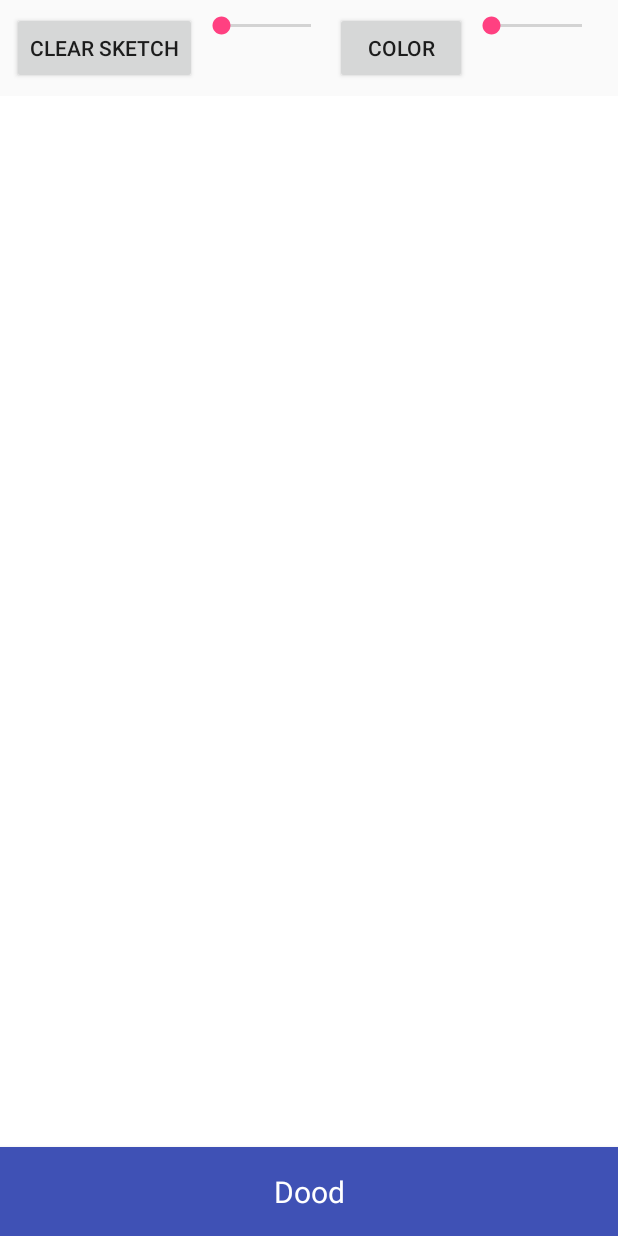
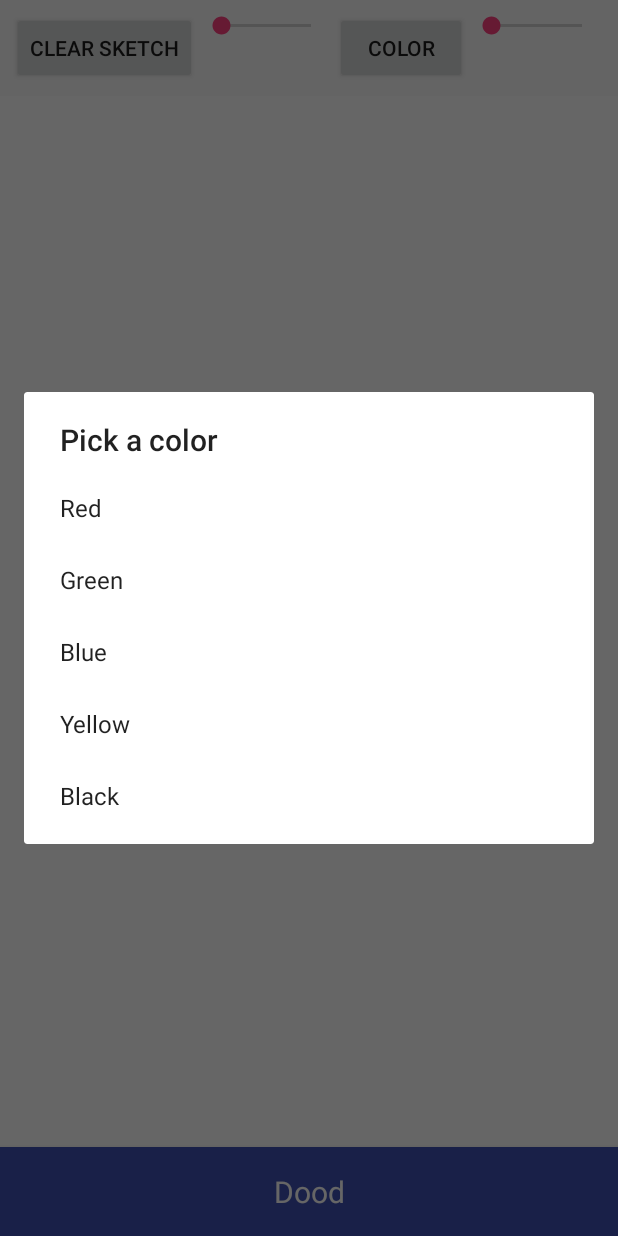
Before and after one commit to Larissa-Chelius/DoodleApp, an Android app built with Jetpack Compose: the screen it shows after launch (MainActivity), after a tap on "COLOR", on a phone screen of 412 x 824 dp. Run offline under Robolectric (Android 15) with nearby library versions, the phone set to English and light mode, and no system bars.

Commit message:
updated the color picker

```diff
--- a/app/build.gradle.kts
+++ b/app/build.gradle.kts
@@ -40,7 +40,8 @@ android {
 }
 
 dependencies {
-
+    implementation (libs.core.v330)
+    implementation (libs.color.v330)
     implementation(libs.androidx.core.ktx)
     implementation(libs.androidx.lifecycle.runtime.ktx)
     implementation(libs.androidx.activity.compose)
--- a/app/src/main/java/com/example/dood/DoodleView.java
+++ b/app/src/main/java/com/example/dood/DoodleView.java
@@ -2,12 +2,11 @@ package com.example.dood;
 
 import android.content.Context;
 import android.graphics.Canvas;
+import android.graphics.Color;
 import android.graphics.Paint;
 import android.util.AttributeSet;
 import android.view.MotionEvent;
 import android.view.View;
-
-import androidx.annotation.NonNull;
 
 import java.util.ArrayList;
 
@@ -16,6 +15,7 @@ public class DoodleView extends View {
     private Paint paint;
     private ArrayList<Float> pointsX;
     private ArrayList<Float> pointsY;
+    private int brushColor = Color.BLACK; // Default color
 
     public DoodleView(Context context, AttributeSet attrs) {
         super(context, attrs);
@@ -25,9 +25,12 @@ public class DoodleView extends View {
     private void init() {
         // Initialize Paint for drawing
         paint = new Paint();
-        paint.setColor(0xFF000000); // Default color: black
+        paint.setColor(brushColor); // Set default color
         paint.setStyle(Paint.Style.STROKE);
         paint.setStrokeWidth(8);
+        paint.setAntiAlias(true);
+        paint.setStrokeCap(Paint.Cap.ROUND);
+        paint.setStrokeJoin(Paint.Join.ROUND);
 
         // Initialize points lists
         pointsX = new ArrayList<>();
@@ -35,7 +38,7 @@ public class DoodleView extends View {
     }
 
     @Override
-    protected void onDraw(@NonNull Canvas canvas) {
+    protected void onDraw(Canvas canvas) {
         super.onDraw(canvas);
 
         // Draw all points as lines
@@ -62,7 +65,9 @@ public class DoodleView extends View {
         paint.setAlpha((int) (opacity * 255));
     }
 
+    // Method to set the brush color
     public void setBrushColor(int color) {
+        brushColor = color;
         paint.setColor(color);
     }
 
--- a/app/src/main/java/com/example/dood/MainActivity.kt
+++ b/app/src/main/java/com/example/dood/MainActivity.kt
@@ -1,9 +1,12 @@
 package com.example.dood
 
+import android.graphics.Color
 import android.os.Bundle
 import android.widget.Button
 import android.widget.SeekBar
 import androidx.appcompat.app.AppCompatActivity
+import androidx.appcompat.app.AlertDialog
+import android.content.DialogInterface
 
 class MainActivity : AppCompatActivity() {
     private var doodleView: DoodleView? = null
@@ -51,9 +54,28 @@ class MainActivity : AppCompatActivity() {
             override fun onStopTrackingTouch(seekBar: SeekBar) {}
         })
 
-        // Set up Color Button (you can implement a color picker later)
+        // Set up Color Button with native color picker dialog
         colorButton?.setOnClickListener {
-            doodleView?.setBrushColor(-0x10000) // Example: Red
+            showColorPickerDialog()
         }
     }
+
+    private fun showColorPickerDialog() {
+        val colors = arrayOf(
+            "Red", "Green", "Blue", "Yellow", "Black"
+        )
+
+        val colorValues = intArrayOf(
+            Color.RED, Color.GREEN, Color.BLUE, Color.YELLOW, Color.BLACK
+        )
+
+        val builder = AlertDialog.Builder(this)
+        builder.setTitle("Pick a color")
+        builder.setItems(colors) { dialog: DialogInterface, which: Int ->
+            val selectedColor = colorValues[which]
+            doodleView?.setBrushColor(selectedColor)
+        }
+
+        builder.create().show()
+    }
 }
```
Also changed, not shown: gradle/libs.versions.toml (+11 -0 lines).
